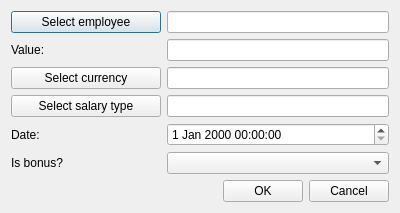
First picture: the form in OrmasAdmin/OrmasAdmin/CreateSlrDlg.ui, repository Dalerjon/TheOrmasProejct, before the edit.
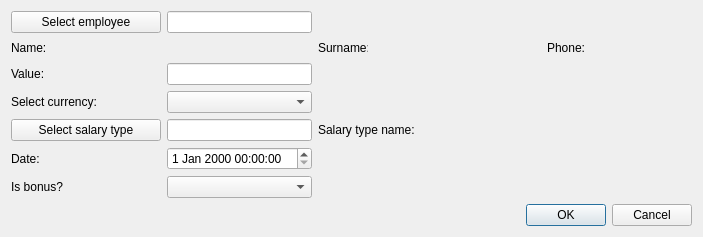
Second picture: the form after the edit.

```diff
--- a/OrmasAdmin/OrmasAdmin/CreateSlrDlg.ui
+++ b/OrmasAdmin/OrmasAdmin/CreateSlrDlg.ui
@@ -6,8 +6,8 @@
    <rect>
     <x>0</x>
     <y>0</y>
-    <width>400</width>
-    <height>212</height>
+    <width>666</width>
+    <height>235</height>
    </rect>
   </property>
   <property name="windowTitle">
@@ -32,58 +32,7 @@
    <property name="bottomMargin">
     <number>11</number>
    </property>
-   <item row="9" column="2">
-    <widget class="QLineEdit" name="salaryTypeEdit">
-     <property name="readOnly">
-      <bool>true</bool>
-     </property>
-    </widget>
-   </item>
-   <item row="12" column="1">
-    <widget class="QLabel" name="dateLb">
-     <property name="text">
-      <string>Date:</string>
-     </property>
-    </widget>
-   </item>
-   <item row="5" column="2">
-    <widget class="QLineEdit" name="valueEdit">
-     <property name="toolTip">
-      <string>&lt;html&gt;&lt;head/&gt;&lt;body&gt;&lt;p&gt;For example: 1000 (depends on currency, in that case 1000 USD)&lt;/p&gt;&lt;/body&gt;&lt;/html&gt;</string>
-     </property>
-    </widget>
-   </item>
-   <item row="1" column="1">
-    <widget class="QPushButton" name="employeeBtn">
-     <property name="minimumSize">
-      <size>
-       <width>150</width>
-       <height>0</height>
-      </size>
-     </property>
-     <property name="text">
-      <string>Select employee</string>
-     </property>
-    </widget>
-   </item>
-   <item row="9" column="1">
-    <widget class="QPushButton" name="slrTypeBtn">
-     <property name="text">
-      <string>Select salary type</string>
-     </property>
-    </widget>
-   </item>
-   <item row="1" column="2">
-    <widget class="QLineEdit" name="employeeEdit">
-     <property name="toolTip">
-      <string>Must not be empty</string>
-     </property>
-     <property name="readOnly">
-      <bool>true</bool>
-     </property>
-    </widget>
-   </item>
-   <item row="14" column="1" colspan="2">
+   <item row="14" column="1" colspan="6">
     <layout class="QHBoxLayout" name="horizontalLayout">
      <item>
       <spacer name="horizontalSpacer">
@@ -114,10 +63,139 @@
      </item>
     </layout>
    </item>
-   <item row="8" column="1">
-    <widget class="QPushButton" name="currencyBtn">
+   <item row="1" column="2">
+    <widget class="QLineEdit" name="employeeEdit">
+     <property name="toolTip">
+      <string>Must not be empty</string>
+     </property>
+     <property name="readOnly">
+      <bool>true</bool>
+     </property>
+    </widget>
+   </item>
+   <item row="12" column="1">
+    <widget class="QLabel" name="dateLb">
      <property name="text">
-      <string>Select currency</string>
+      <string>Date:</string>
+     </property>
+    </widget>
+   </item>
+   <item row="1" column="1">
+    <widget class="QPushButton" name="employeeBtn">
+     <property name="minimumSize">
+      <size>
+       <width>150</width>
+       <height>0</height>
+      </size>
+     </property>
+     <property name="text">
+      <string>Select employee</string>
+     </property>
+    </widget>
+   </item>
+   <item row="9" column="1">
+    <widget class="QPushButton" name="slrTypeBtn">
+     <property name="text">
+      <string>Select salary type</string>
+     </property>
+    </widget>
+   </item>
+   <item row="9" column="2">
+    <widget class="QLineEdit" name="salaryTypeEdit">
+     <property name="readOnly">
+      <bool>true</bool>
+     </property>
+    </widget>
+   </item>
+   <item row="5" column="2">
+    <widget class="QLineEdit" name="valueEdit">
+     <property name="toolTip">
+      <string>&lt;html&gt;&lt;head/&gt;&lt;body&gt;&lt;p&gt;For example: 1000 (depends on currency, in that case 1000 USD)&lt;/p&gt;&lt;/body&gt;&lt;/html&gt;</string>
+     </property>
+    </widget>
+   </item>
+   <item row="13" column="2">
+    <widget class="QComboBox" name="bonusCmb"/>
+   </item>
+   <item row="2" column="6">
+    <widget class="QLabel" name="phonePh">
+     <property name="minimumSize">
+      <size>
+       <width>100</width>
+       <height>0</height>
+      </size>
+     </property>
+     <property name="font">
+      <font>
+       <family>Times New Roman</family>
+       <pointsize>12</pointsize>
+       <weight>75</weight>
+       <italic>true</italic>
+       <bold>true</bold>
+      </font>
+     </property>
+     <property name="text">
+      <string/>
+     </property>
+    </widget>
+   </item>
+   <item row="2" column="1">
+    <widget class="QLabel" name="nameLb">
+     <property name="minimumSize">
+      <size>
+       <width>50</width>
+       <height>0</height>
+      </size>
+     </property>
+     <property name="maximumSize">
+      <size>
+       <width>50</width>
+       <height>16777215</height>
+      </size>
+     </property>
+     <property name="text">
+      <string>Name:</string>
+     </property>
+    </widget>
+   </item>
+   <item row="2" column="4">
+    <widget class="QLabel" name="surnamePh">
+     <property name="minimumSize">
+      <size>
+       <width>120</width>
+       <height>0</height>
+      </size>
+     </property>
+     <property name="font">
+      <font>
+       <family>Times New Roman</family>
+       <pointsize>12</pointsize>
+       <weight>75</weight>
+       <italic>true</italic>
+       <bold>true</bold>
+      </font>
+     </property>
+     <property name="text">
+      <string/>
+     </property>
+    </widget>
+   </item>
+   <item row="2" column="3">
+    <widget class="QLabel" name="surnameLb">
+     <property name="minimumSize">
+      <size>
+       <width>50</width>
+       <height>0</height>
+      </size>
+     </property>
+     <property name="maximumSize">
+      <size>
+       <width>50</width>
+       <height>16777215</height>
+      </size>
+     </property>
+     <property name="text">
+      <string>Surname:</string>
      </property>
     </widget>
    </item>
@@ -128,13 +206,6 @@
      </property>
     </widget>
    </item>
-   <item row="8" column="2">
-    <widget class="QLineEdit" name="currencyEdit">
-     <property name="readOnly">
-      <bool>true</bool>
-     </property>
-    </widget>
-   </item>
    <item row="13" column="1">
     <widget class="QLabel" name="isBonusLb">
      <property name="text">
@@ -142,12 +213,78 @@
      </property>
     </widget>
    </item>
-   <item row="13" column="2">
-    <widget class="QComboBox" name="bonusCmb"/>
+   <item row="2" column="2">
+    <widget class="QLabel" name="namePh">
+     <property name="minimumSize">
+      <size>
+       <width>120</width>
+       <height>0</height>
+      </size>
+     </property>
+     <property name="font">
+      <font>
+       <family>Times New Roman</family>
+       <pointsize>12</pointsize>
+       <weight>75</weight>
+       <italic>true</italic>
+       <bold>true</bold>
+      </font>
+     </property>
+     <property name="text">
+      <string/>
+     </property>
+    </widget>
+   </item>
+   <item row="2" column="5">
+    <widget class="QLabel" name="phoneLb">
+     <property name="text">
+      <string>Phone:</string>
+     </property>
+    </widget>
    </item>
    <item row="12" column="2">
     <widget class="QDateTimeEdit" name="dateEdit"/>
    </item>
+   <item row="8" column="1">
+    <widget class="QLabel" name="currencyLb">
+     <property name="text">
+      <string>Select currency:</string>
+     </property>
+    </widget>
+   </item>
+   <item row="8" column="2">
+    <widget class="QComboBox" name="currencyCmb">
+     <property name="maximumSize">
+      <size>
+       <width>150</width>
+       <height>16777215</height>
+      </size>
+     </property>
+    </widget>
+   </item>
+   <item row="9" column="3">
+    <widget class="QLabel" name="salaryTypeNameLb">
+     <property name="text">
+      <string>Salary type name:</string>
+     </property>
+    </widget>
+   </item>
+   <item row="9" column="4">
+    <widget class="QLabel" name="salaryTypeNamePh">
+     <property name="font">
+      <font>
+       <family>Times New Roman</family>
+       <pointsize>12</pointsize>
+       <weight>75</weight>
+       <italic>true</italic>
+       <bold>true</bold>
+      </font>
+     </property>
+     <property name="text">
+      <string/>
+     </property>
+    </widget>
+   </item>
   </layout>
  </widget>
  <tabstops>
```
Left out of the diff: 2 changed lines with no effect on the pictures.
